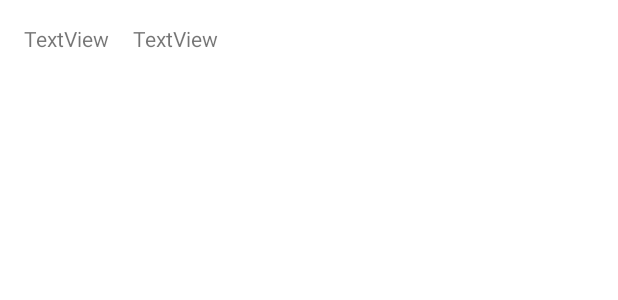
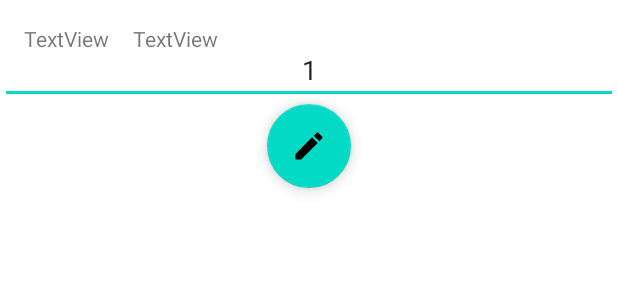
Before and after one commit to blondeni1981/highsteppers, an Android app: the layout activity_walk_view.xml on its own in the app's theme, with its tools: preview values and no code run, on a phone screen of 412 x 824 dp. Shown: the top 300 px of the screen. Run offline under Robolectric (Android 15) with nearby library versions, the light colour scheme and no system bars.

Commit message:
Walk View Activity added, shows one walk that user has clicked. Modify name of the walk partially functioning

```diff
--- /dev/null
+++ b/app/src/main/res/drawable/ic_edit.xml
@@ -0,0 +1,5 @@
+<vector android:height="24dp" android:tint="#E2271A"
+    android:viewportHeight="24" android:viewportWidth="24"
+    android:width="24dp" xmlns:android="http://schemas.android.com/apk/res/android">
+    <path android:fillColor="@android:color/white" android:pathData="M3,17.25V21h3.75L17.81,9.94l-3.75,-3.75L3,17.25zM20.71,7.04c0.39,-0.39 0.39,-1.02 0,-1.41l-2.34,-2.34c-0.39,-0.39 -1.02,-0.39 -1.41,0l-1.83,1.83 3.75,3.75 1.83,-1.83z"/>
+</vector>
--- a/app/src/main/res/layout/activity_walk_view.xml
+++ b/app/src/main/res/layout/activity_walk_view.xml
@@ -5,6 +5,17 @@
     android:layout_width="match_parent"
     android:layout_height="match_parent"
     tools:context=".activities.WalkViewActivity">
+
+    <EditText
+        android:id="@+id/tvDisplayEditLocation"
+        android:layout_width="0dp"
+        android:layout_height="wrap_content"
+        android:layout_marginTop="24dp"
+        android:gravity="center"
+        app:layout_constraintEnd_toEndOf="parent"
+        app:layout_constraintStart_toStartOf="parent"
+        app:layout_constraintTop_toTopOf="parent"
+        tools:text="1"/>
 
     <TextView
         android:id="@+id/tv_display_name"
@@ -25,4 +36,16 @@
         android:text="TextView"
         app:layout_constraintStart_toEndOf="@+id/tv_display_name"
         app:layout_constraintTop_toTopOf="parent" />
+
+    <com.google.android.material.floatingactionbutton.FloatingActionButton
+        android:id="@+id/fab_edit_name"
+        android:layout_width="wrap_content"
+        android:layout_height="wrap_content"
+        android:clickable="true"
+        app:layout_constraintEnd_toEndOf="parent"
+        app:layout_constraintStart_toStartOf="parent"
+        app:layout_constraintTop_toBottomOf="@+id/tvDisplayEditLocation"
+        app:srcCompat="@drawable/ic_edit" />
+
+
 </androidx.constraintlayout.widget.ConstraintLayout>
```
Also changed, not shown: app/src/main/java/com/hfad/firebaselogin/activities/MainActivity.kt (+26 -2 lines), app/src/main/java/com/hfad/firebaselogin/activities/WalkViewActivity.kt (+60 -6 lines), app/src/main/java/com/hfad/firebaselogin/firebase/FirestoreClass.kt (+19 -1 lines).
